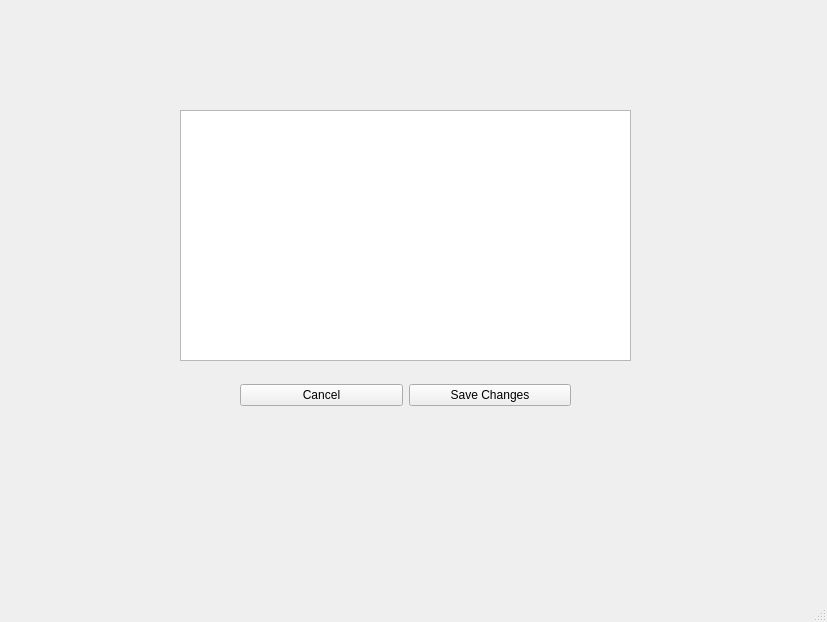
The window that mainwindow.ui (WinterCS003/Project-2) describes before a commit, drawn with Qt 5.
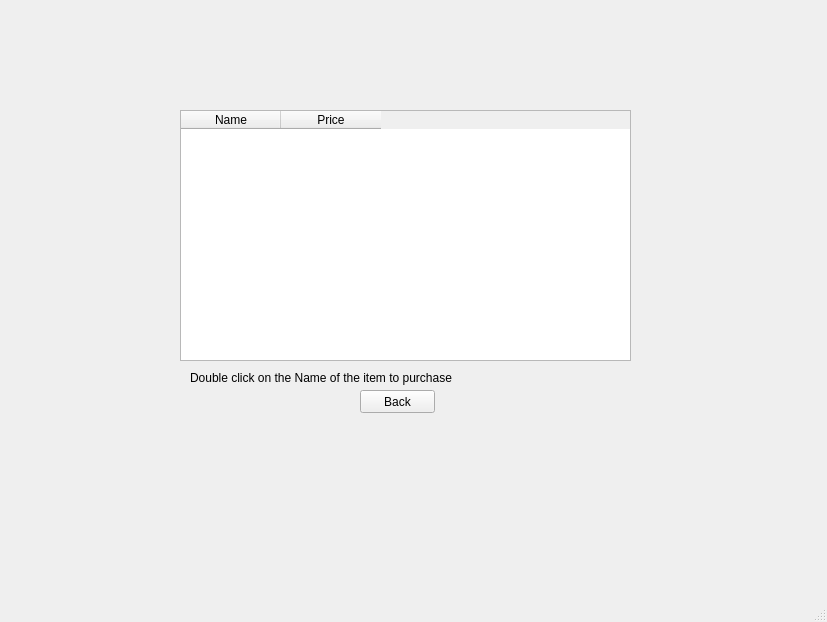
The same window after the commit. The open tabs and pages were chosen to show the change. Icons and pictures are not drawn.

Commit message: Implemented Souvenir tracker and save to file

Diff of the .ui file:
```diff
--- a/mainwindow.ui
+++ b/mainwindow.ui
@@ -1376,32 +1376,55 @@
         <height>251</height>
        </rect>
       </property>
+      <column>
+       <property name="text">
+        <string>Name</string>
+       </property>
+      </column>
+      <column>
+       <property name="text">
+        <string>Price</string>
+       </property>
+      </column>
      </widget>
-     <widget class="QWidget" name="horizontalLayoutWidget_5">
+     <widget class="QPushButton" name="back">
       <property name="geometry">
        <rect>
-        <x>230</x>
-        <y>360</y>
-        <width>331</width>
-        <height>71</height>
+        <x>350</x>
+        <y>390</y>
+        <width>75</width>
+        <height>23</height>
        </rect>
       </property>
-      <layout class="QHBoxLayout" name="horizontalLayout_5">
-       <item>
-        <widget class="QPushButton" name="CancelButtonTrackSouvenir">
-         <property name="text">
-          <string>Cancel</string>
-         </property>
-        </widget>
-       </item>
-       <item>
-        <widget class="QPushButton" name="AddbuttonTrackSouvenir">
-         <property name="text">
-          <string>Save Changes</string>
-         </property>
-        </widget>
-       </item>
-      </layout>
+      <property name="text">
+       <string>Back</string>
+      </property>
+     </widget>
+     <widget class="QLabel" name="msg">
+      <property name="geometry">
+       <rect>
+        <x>180</x>
+        <y>420</y>
+        <width>61</width>
+        <height>16</height>
+       </rect>
+      </property>
+      <property name="text">
+       <string/>
+      </property>
+     </widget>
+     <widget class="QLabel" name="label_2">
+      <property name="geometry">
+       <rect>
+        <x>180</x>
+        <y>370</y>
+        <width>271</width>
+        <height>16</height>
+       </rect>
+      </property>
+      <property name="text">
+       <string>Double click on the Name of the item to purchase</string>
+      </property>
      </widget>
     </widget>
     <widget class="QWidget" name="GeneralMap">
```
Left out of the diff: 2 changed lines with no effect on the pictures. The commit also changes 6 other files.
